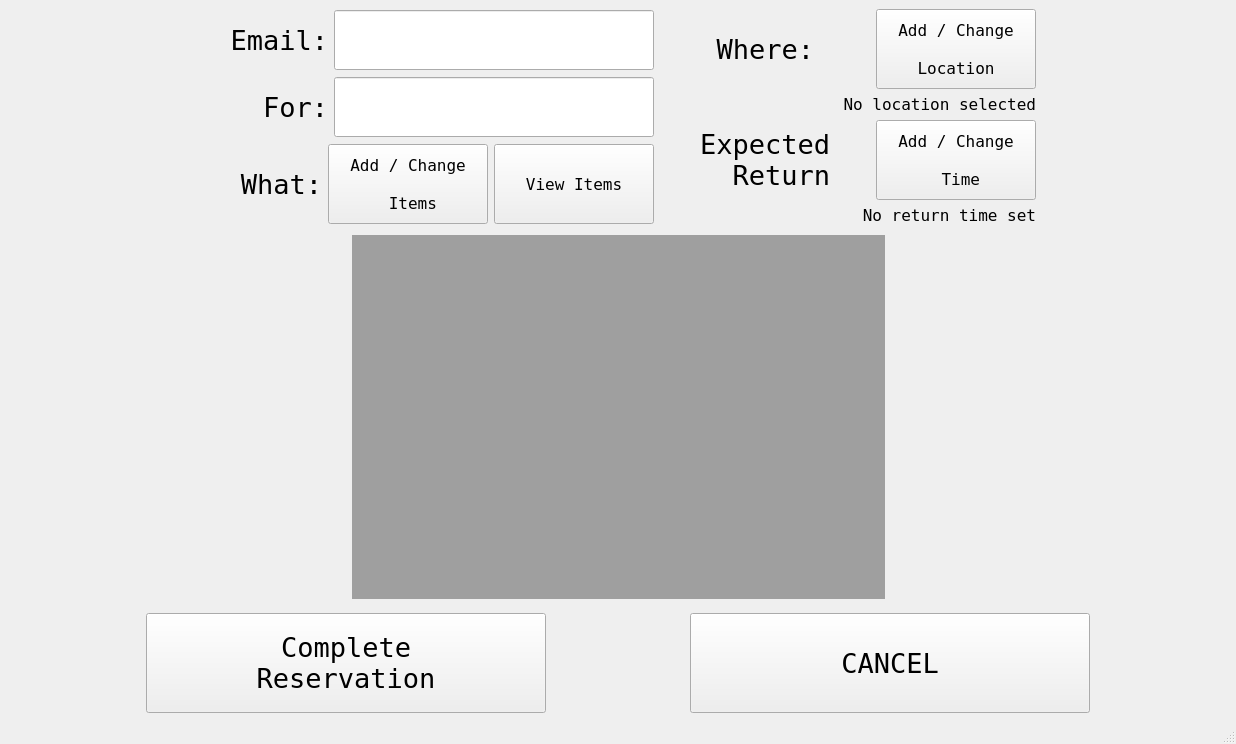
Old version of the form QtInterface/windows/checkout.ui in the repository LSSUHDTeam/Equip-IT.
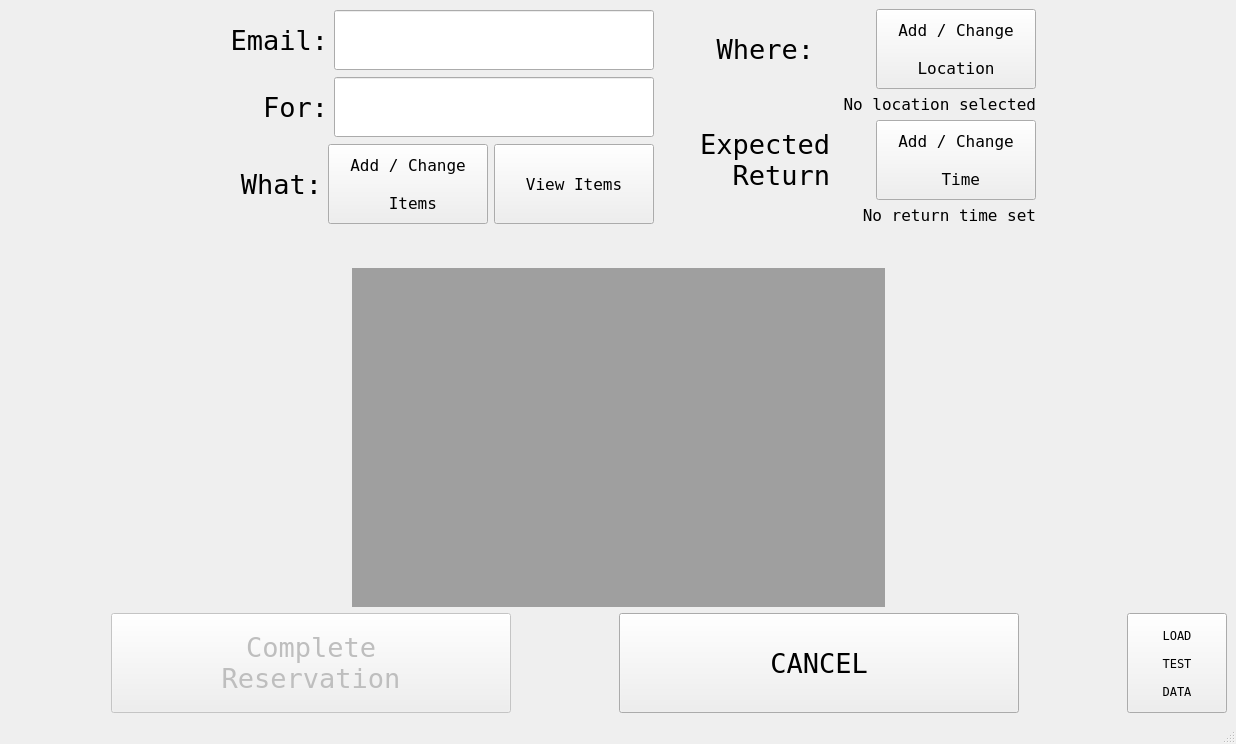
New version of the form. Custom widgets are drawn as their Qt base class.

Patch:
```diff
--- a/QtInterface/windows/checkout.ui
+++ b/QtInterface/windows/checkout.ui
@@ -437,6 +437,21 @@
         </property>
        </spacer>
       </item>
+      <item>
+       <widget class="QLabel" name="errorLabel">
+        <property name="font">
+         <font>
+          <pointsize>20</pointsize>
+         </font>
+        </property>
+        <property name="text">
+         <string/>
+        </property>
+        <property name="alignment">
+         <set>Qt::AlignCenter</set>
+        </property>
+       </widget>
+      </item>
       <item>
        <layout class="QHBoxLayout" name="horizontalLayout_10">
         <item>
@@ -515,6 +530,9 @@
       </item>
       <item>
        <widget class="QPushButton" name="completeReservationButton">
+        <property name="enabled">
+         <bool>false</bool>
+        </property>
         <property name="minimumSize">
          <size>
           <width>400</width>
@@ -576,6 +594,23 @@
         </property>
        </spacer>
       </item>
+      <item>
+       <widget class="QPushButton" name="testLoadingButton">
+        <property name="minimumSize">
+         <size>
+          <width>100</width>
+          <height>100</height>
+         </size>
+        </property>
+        <property name="text">
+         <string>LOAD
+
+TEST
+
+DATA</string>
+        </property>
+       </widget>
+      </item>
      </layout>
     </item>
     <item>
```
